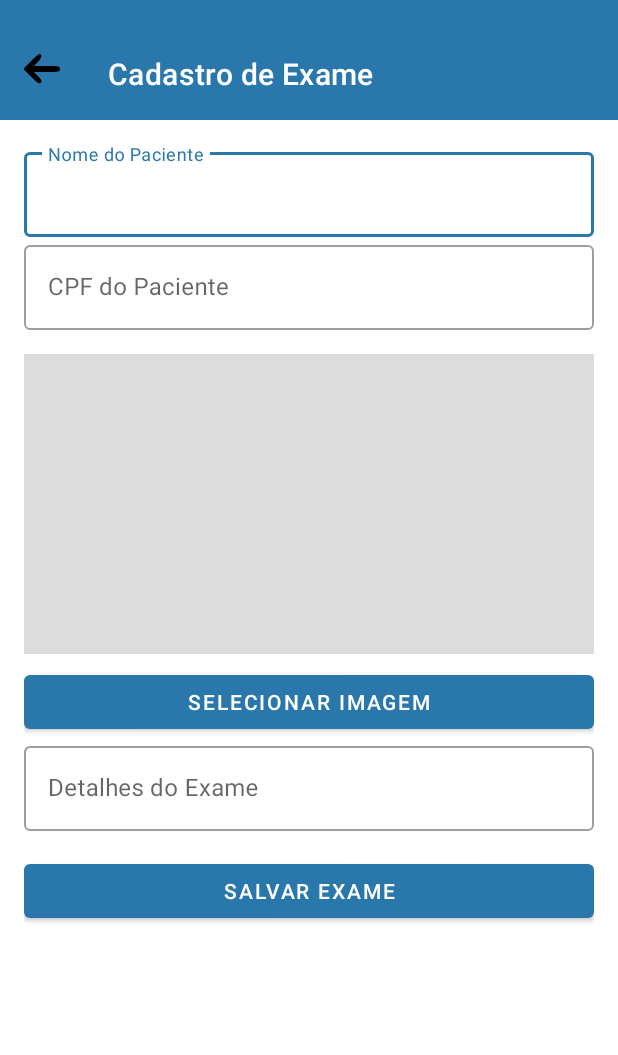
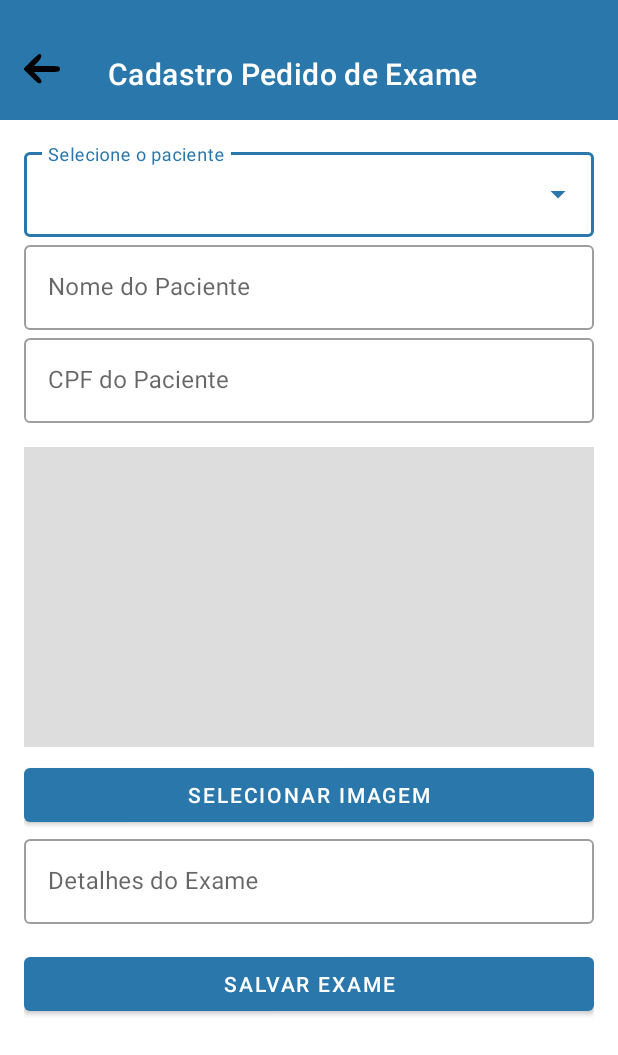
Before and after one commit to Theflashofkills/ClinicaApplication, an Android app: the CadastroExameActivity screen opened directly, with no data from a screen before it, after a tap on "SALVAR EXAME", on a phone screen of 412 x 824 dp. Shown: the top 1055 px of the screen. Run offline under Robolectric (Android 15) with nearby library versions, the phone set to English and light mode, and no system bars; our stand-ins replace Firebase (no records; nobody signed in at launch, a user with empty details on screens opened directly); libraries missing offline, so code that uses them is left out: com.couchbase.lite; 6 statements that could not run were skipped.

Commit message:
Cadastro de Exame atualizado

```diff
--- a/app/src/main/java/com/thiagojunhonma/devhealthy/CadastroExameActivity.kt
+++ b/app/src/main/java/com/thiagojunhonma/devhealthy/CadastroExameActivity.kt
@@ -6,84 +6,106 @@ import android.content.pm.PackageManager
 import android.net.Uri
 import android.os.Build
 import android.os.Bundle
-import android.widget.Toast
+import android.widget.*
 import androidx.appcompat.app.AppCompatActivity
 import androidx.appcompat.widget.Toolbar
 import androidx.core.app.ActivityCompat
 import androidx.core.content.ContextCompat
+import com.couchbase.lite.*
 import com.google.firebase.firestore.FirebaseFirestore
 import com.google.firebase.storage.FirebaseStorage
 import com.google.firebase.storage.StorageMetadata
-import com.thiagojunhonma.devhealthy.databinding.ActivityCriarExameBinding
+import java.util.*
 
 class CadastroExameActivity : AppCompatActivity() {
 
-    private lateinit var binding: ActivityCriarExameBinding
+    private val PERMISSAO_GALERIA = 200
+    private val REQUISICAO_IMAGEM = 100
+
+    private lateinit var autoCompletePaciente: AutoCompleteTextView
+    private lateinit var editNomePaciente: EditText
+    private lateinit var editCpfPaciente: EditText
+    private lateinit var imagePreview: ImageView
+    private lateinit var btnSelecionarImagem: Button
+    private lateinit var btnSalvarExame: Button
+    private lateinit var editDetalhesExame: EditText
+
     private var imageUri: Uri? = null
     private val storage = FirebaseStorage.getInstance()
     private val firestore = FirebaseFirestore.getInstance()
+    private lateinit var database: Database
+    private val pacientesMap = mutableMapOf<String, Pair<String, String>>() // Nome → (Nome, CPF)
 
     override fun onCreate(savedInstanceState: Bundle?) {
         super.onCreate(savedInstanceState)
-        binding = ActivityCriarExameBinding.inflate(layoutInflater)
-        setContentView(binding.root)
+        setContentView(R.layout.activity_criar_exame)
 
-        // Toolbar com botão de voltar
+        // Toolbar
         val toolbar: Toolbar = findViewById(R.id.toolbarCadastroExame)
         setSupportActionBar(toolbar)
-        supportActionBar?.title = "Cadastro de Exame"
+        supportActionBar?.title = "Cadastro Pedido de Exame"
         supportActionBar?.setDisplayHomeAsUpEnabled(true)
         toolbar.setNavigationOnClickListener { onBackPressed() }
 
-        // Botão para selecionar imagem
-        binding.btnSelecionarImagem.setOnClickListener {
+        // Inicializar componentes
+        autoCompletePaciente = findViewById(R.id.autoCompletePaciente)
+        editNomePaciente = findViewById(R.id.editNomePaciente)
+        editCpfPaciente = findViewById(R.id.editCpfPaciente)
+        imagePreview = findViewById(R.id.imagePreview)
+        btnSelecionarImagem = findViewById(R.id.btnSelecionarImagem)
+        btnSalvarExame = findViewById(R.id.btnSalvarExame)
+        editDetalhesExame = findViewById(R.id.editDetalhesExame)
+
+        // Inicializar banco local Couchbase Lite
+        CouchbaseLite.init(applicationContext)
+        val config = DatabaseConfigurationFactory.create()
+        database = Database("devhealthy", config)
+
+        carregarPacientes()
+
+        autoCompletePaciente.setOnItemClickListener { parent, _, position, _ ->
+            val nomeSelecionado = parent.getItemAtPosition(position).toString()
+            val dados = pacientesMap[nomeSelecionado]
+            if (dados != null) {
+                editNomePaciente.setText(dados.first)
+                editCpfPaciente.setText(dados.second)
+            }
+        }
+
+        btnSelecionarImagem.setOnClickListener {
             solicitarPermissaoGaleria()
         }
 
-        // Botão para salvar exame
-        binding.btnSalvarExame.setOnClickListener {
-            val nome = binding.editNomePaciente.text.toString()
-            val cpf = binding.editCpfPaciente.text.toString()
-            val detalhes = binding.editDetalhesExame.text.toString()
-
-            if (nome.isEmpty() || cpf.isEmpty() || detalhes.isEmpty() || imageUri == null) {
-                Toast.makeText(this, "Preencha todos os campos e selecione uma imagem", Toast.LENGTH_SHORT).show()
-                return@setOnClickListener
-            }
-
-            val imageRef = storage.reference.child("exames/${System.currentTimeMillis()}.jpg")
-            val metadata = StorageMetadata.Builder()
-                .setContentType("image/jpeg")
-                .build()
-
-            imageRef.putFile(imageUri!!, metadata)
-                .addOnSuccessListener {
-                    imageRef.downloadUrl.addOnSuccessListener { uri ->
-                        val exame = hashMapOf(
-                            "nomePaciente" to nome,
-                            "cpfPaciente" to cpf,
-                            "detalhes" to detalhes,
-                            "imagemUrl" to uri.toString()
-                        )
-                        firestore.collection("exames").add(exame)
-                            .addOnSuccessListener {
-                                Toast.makeText(this, "Exame cadastrado com sucesso", Toast.LENGTH_SHORT).show()
-                                finish()
-                            }
-                            .addOnFailureListener { e ->
-                                Toast.makeText(this, "Erro ao salvar no Firestore: ${e.message}", Toast.LENGTH_LONG).show()
-                                e.printStackTrace()
-                            }
-                    }
-                }
-                .addOnFailureListener { e ->
-                    Toast.makeText(this, "Erro ao fazer upload: ${e.message}", Toast.LENGTH_LONG).show()
-                    e.printStackTrace()
-                }
+        btnSalvarExame.setOnClickListener {
+            salvarExame()
         }
     }
 
-    // Permissão e seleção de imagem
+    private fun carregarPacientes() {
+        val query = QueryBuilder.select(SelectResult.property("nome"), SelectResult.property("cpf"))
+            .from(DataSource.database(database))
+            .where(Expression.property("type").equalTo(Expression.string("paciente")))
+
+        val nomes = mutableListOf<String>()
+
+        try {
+            val resultSet = query.execute()
+            for (result in resultSet) {
+                val nome = result.getString("nome") ?: continue
+                val cpf = result.getString("cpf") ?: continue
+                nomes.add(nome)
+                pacientesMap[nome] = Pair(nome, cpf)
+            }
+
+            val adapter = ArrayAdapter(this, android.R.layout.simple_dropdown_item_1line, nomes)
+            autoCompletePaciente.setAdapter(adapter)
+
+        } catch (e: Exception) {
+            Toast.makeText(this, "Erro ao carregar pacientes", Toast.LENGTH_SHORT).show()
+            e.printStackTrace()
+        }
+    }
+
     private fun solicitarPermissaoGaleria() {
         val permissao = if (Build.VERSION.SDK_INT >= Build.VERSION_CODES.TIRAMISU) {
             android.Manifest.permission.READ_MEDIA_IMAGES
@@ -92,18 +114,9 @@ class CadastroExameActivity : AppCompatActivity() {
         }
 
         if (ContextCompat.checkSelfPermission(this, permissao) != PackageManager.PERMISSION_GRANTED) {
-            ActivityCompat.requestPermissions(this, arrayOf(permissao), 200)
+            ActivityCompat.requestPermissions(this, arrayOf(permissao), PERMISSAO_GALERIA)
         } else {
             abrirGaleria()
-        }
-    }
-
-    override fun onRequestPermissionsResult(requestCode: Int, permissions: Array<out String>, grantResults: IntArray) {
-        super.onRequestPermissionsResult(requestCode, permissions, grantResults)
-        if (requestCode == 200 && grantResults.isNotEmpty() && grantResults[0] == PackageManager.PERMISSION_GRANTED) {
-            abrirGaleria()
-        } else {
-            Toast.makeText(this, "Permissão negada para acessar imagens", Toast.LENGTH_SHORT).show()
         }
     }
 
@@ -111,21 +124,70 @@ class CadastroExameActivity : AppCompatActivity() {
         val intent = Intent(Intent.ACTION_OPEN_DOCUMENT)
         intent.type = "image/*"
         intent.addCategory(Intent.CATEGORY_OPENABLE)
-        startActivityForResult(intent, 100)
+        startActivityForResult(intent, REQUISICAO_IMAGEM)
+    }
+
+    override fun onRequestPermissionsResult(requestCode: Int, permissions: Array<out String>, grantResults: IntArray) {
+        super.onRequestPermissionsResult(requestCode, permissions, grantResults)
+        if (requestCode == PERMISSAO_GALERIA && grantResults.isNotEmpty() && grantResults[0] == PackageManager.PERMISSION_GRANTED) {
+            abrirGaleria()
+        } else {
+            Toast.makeText(this, "Permissão negada para acessar imagens", Toast.LENGTH_SHORT).show()
+        }
     }
 
     override fun onActivityResult(requestCode: Int, resultCode: Int, data: Intent?) {
         super.onActivityResult(requestCode, resultCode, data)
-        if (requestCode == 100 && resultCode == Activity.RESULT_OK) {
+        if (requestCode == REQUISICAO_IMAGEM && resultCode == Activity.RESULT_OK) {
             imageUri = data?.data
             if (imageUri != null) {
-                // Adiciona permissão persistente à URI (obrigatório para Android 10+)
                 contentResolver.takePersistableUriPermission(
                     imageUri!!,
                     Intent.FLAG_GRANT_READ_URI_PERMISSION
                 )
-                binding.imagePreview.setImageURI(imageUri)
+                imagePreview.setImageURI(imageUri)
             }
         }
     }
+
+    private fun salvarExame() {
+        val nome = editNomePaciente.text.toString()
+        val cpf = editCpfPaciente.text.toString()
+        val detalhes = editDetalhesExame.text.toString()
+
+        if (nome.isEmpty() || cpf.isEmpty() || detalhes.isEmpty() || imageUri == null) {
+            Toast.makeText(this, "Preencha todos os campos e selecione uma imagem", Toast.LENGTH_SHORT).show()
+            return
+        }
+
+        val nomeArquivoSeguro = nome.replace("\\s".toRegex(), "_") + "_" + System.currentTimeMillis() + ".jpg"
+        val imageRef = storage.reference.child("exames/$nomeArquivoSeguro")
+
+        val metadata = StorageMetadata.Builder()
+            .setContentType("image/jpeg")
+            .build()
+
+        imageRef.putFile(imageUri!!, metadata)
+            .addOnSuccessListener {
+                imageRef.downloadUrl.addOnSuccessListener { uri ->
+                    val exame = hashMapOf(
+                        "nomePaciente" to nome,
+                        "cpfPaciente" to cpf,
+                        "detalhes" to detalhes,
+                        "imagemUrl" to uri.toString()
+                    )
+                    firestore.collection("exames").add(exame)
+                        .addOnSuccessListener {
+                            Toast.makeText(this, "Exame cadastrado com sucesso", Toast.LENGTH_SHORT).show()
+                            finish()
+                        }
+                        .addOnFailureListener { e ->
+                            Toast.makeText(this, "Erro ao salvar no Firestore: ${e.message}", Toast.LENGTH_LONG).show()
+                        }
+                }
+            }
+            .addOnFailureListener { e ->
+                Toast.makeText(this, "Erro ao fazer upload: ${e.message}", Toast.LENGTH_LONG).show()
+            }
+    }
 }
--- a/app/src/main/java/com/thiagojunhonma/devhealthy/MainActivity.kt
+++ b/app/src/main/java/com/thiagojunhonma/devhealthy/MainActivity.kt
@@ -9,6 +9,7 @@ import androidx.appcompat.app.AppCompatActivity
 import androidx.navigation.findNavController
 import androidx.navigation.ui.AppBarConfiguration
 import androidx.navigation.ui.setupWithNavController
+import com.thiagojunhonma.devhealthy.CadastroExameActivity
 import com.thiagojunhonma.devhealthy.databinding.ActivityMainBinding
 
 class MainActivity : AppCompatActivity() {
--- a/app/src/main/res/layout/activity_criar_exame.xml
+++ b/app/src/main/res/layout/activity_criar_exame.xml
@@ -16,7 +16,7 @@
         android:paddingTop="18dp"
         app:contentInsetStart="0dp"
         app:navigationIcon="@drawable/seta_voltar"
-        app:title="Cadastro de Exame"
+        app:title="Cadastro Pedido de Exame"
         app:titleTextColor="@color/white"
         app:popupTheme="@style/ThemeOverlay.AppCompat.Light"
         app:layout_constraintTop_toTopOf="parent"
@@ -41,6 +41,19 @@
             android:padding="16dp"
             tools:context=".CadastroExameActivity">
 
+            <!-- Dropdown de Pacientes -->
+            <com.google.android.material.textfield.TextInputLayout
+                android:layout_width="match_parent"
+                android:layout_height="wrap_content"
+                android:hint="Selecione o paciente"
+                style="@style/Widget.MaterialComponents.TextInputLayout.OutlinedBox.ExposedDropdownMenu">
+
+                <com.google.android.material.textfield.MaterialAutoCompleteTextView
+                    android:id="@+id/autoCompletePaciente"
+                    android:layout_width="match_parent"
+                    android:layout_height="wrap_content" />
+            </com.google.android.material.textfield.TextInputLayout>
+
             <!-- Nome do Paciente -->
             <com.google.android.material.textfield.TextInputLayout
                 android:layout_width="match_parent"
@@ -51,7 +64,8 @@
                 <com.google.android.material.textfield.TextInputEditText
                     android:id="@+id/editNomePaciente"
                     android:layout_width="match_parent"
-                    android:layout_height="wrap_content" />
+                    android:layout_height="wrap_content"
+                    android:enabled="false"/>
             </com.google.android.material.textfield.TextInputLayout>
 
             <!-- CPF do Paciente -->
@@ -65,7 +79,8 @@
                     android:id="@+id/editCpfPaciente"
                     android:layout_width="match_parent"
                     android:layout_height="wrap_content"
-                    android:inputType="number" />
+                    android:inputType="number"
+                    android:enabled="false"/>
             </com.google.android.material.textfield.TextInputLayout>
 
             <!-- Imagem do Exame -->
```
Also changed, not shown: 5 other files.
